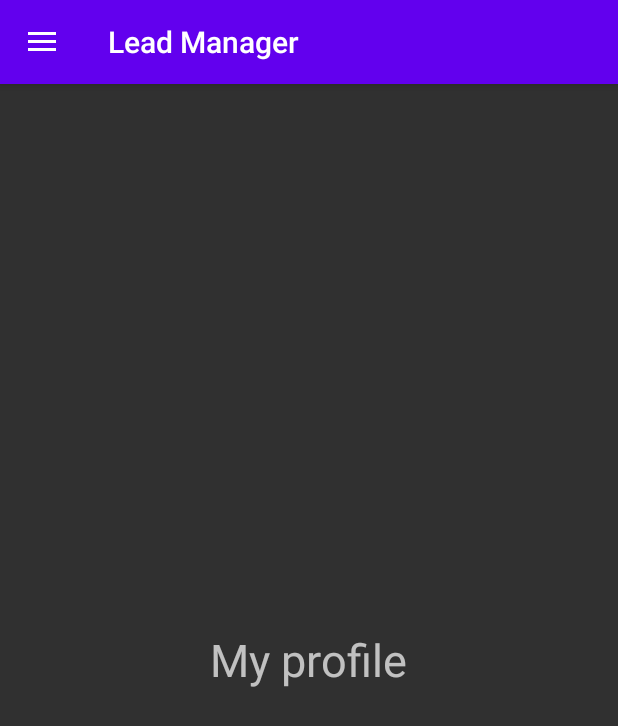
After one commit to parvathy-s/lead-manager-android, an Android app: the fragment ProfileFragment placed in its activity, on a phone screen of 412 x 824 dp. The commit adds this screen. Shown: the top 726 px of the screen. Run offline under Robolectric (Android 15) with nearby library versions, the phone set to English and light mode, and no system bars.

Commit message:
navigation bar

```diff
--- a/app/build.gradle
+++ b/app/build.gradle
@@ -30,6 +30,7 @@ android {
 dependencies {
 
     implementation 'androidx.appcompat:appcompat:1.4.1'
+    implementation 'com.google.android.material:material:1.3.0-alpha03'
     implementation 'com.google.android.material:material:1.5.0'
     implementation 'androidx.constraintlayout:constraintlayout:2.1.3'
     testImplementation 'junit:junit:4.+'
--- a/app/src/main/AndroidManifest.xml
+++ b/app/src/main/AndroidManifest.xml
@@ -13,7 +13,8 @@
         android:theme="@style/Theme.LeadManager">
         <activity
             android:name=".Home"
-            android:exported="false" />
+            android:exported="false"
+            android:theme="@style/Theme.AppCompat.NoActionBar"/>
         <activity
             android:name=".MainActivity"
             android:exported="true"
--- a/app/src/main/java/com/example/leadmanager/Home.java
+++ b/app/src/main/java/com/example/leadmanager/Home.java
@@ -1,25 +1,70 @@
 package com.example.leadmanager;
 
+import androidx.annotation.NonNull;
+import androidx.appcompat.app.ActionBarDrawerToggle;
 import androidx.appcompat.app.AppCompatActivity;
+import androidx.appcompat.widget.Toolbar;
+import androidx.core.view.GravityCompat;
+import androidx.drawerlayout.widget.DrawerLayout;
 
 import android.content.Intent;
 import android.os.Bundle;
+import android.view.MenuItem;
 import android.view.View;
 import android.widget.TextView;
 
-public class Home extends AppCompatActivity {
+import com.google.android.material.navigation.NavigationView;
 
+public class Home extends AppCompatActivity implements NavigationView.OnNavigationItemSelectedListener {
+
+    private DrawerLayout drawer;
     @Override
     protected void onCreate(Bundle savedInstanceState) {
         super.onCreate(savedInstanceState);
         setContentView(R.layout.activity_home);
-        TextView usr = (TextView) findViewById(R.id.usr);
-        SessionManagement sessionManagement = new SessionManagement(Home.this);
-        String isLoggedIn = sessionManagement.getSession();
-        usr.setText(isLoggedIn);
+        Toolbar toolbar=findViewById(R.id.toolBar);
+        setSupportActionBar(toolbar);
+
+        drawer= findViewById(R.id.drawer_layout);
+        NavigationView navigationView= findViewById(R.id.nav_view);
+        navigationView.setNavigationItemSelectedListener(this);
+
+        ActionBarDrawerToggle toggle = new ActionBarDrawerToggle(this, drawer, toolbar, R.string.nav_open, R.string.nav_close);
+        drawer.addDrawerListener(toggle);
+        toggle.syncState();
+//        TextView usr = (TextView) findViewById(R.id.usr);
+//        SessionManagement sessionManagement = new SessionManagement(Home.this);
+//        String isLoggedIn = sessionManagement.getSession();
+//        usr.setText(isLoggedIn);
     }
 
-    public void onLogout(View view) {
+    @Override
+    public boolean onNavigationItemSelected(@NonNull MenuItem item) {
+        switch (item.getItemId()){
+            case R.id.nav_profile:
+                getSupportFragmentManager().beginTransaction().replace(R.id.fragment_container,
+                        new ProfileFragment()).commit();
+                break;
+            case R.id.nav_logout:
+                onLogout();
+                break;
+        }
+        drawer.closeDrawer(GravityCompat.START);
+        return true;
+    }
+
+    @Override
+    public void onBackPressed() {
+        if(drawer.isDrawerOpen(GravityCompat.START)){
+            drawer.closeDrawer(GravityCompat.START);
+        }
+        else{
+            super.onBackPressed();
+        }
+
+    }
+
+    private void onLogout() {
         SessionManagement sessionManagement= new SessionManagement(Home.this);
         sessionManagement.removeSession();
         openLogin();
--- /dev/null
+++ b/app/src/main/java/com/example/leadmanager/ProfileFragment.java
@@ -0,0 +1,19 @@
+package com.example.leadmanager;
+
+import android.os.Bundle;
+import android.view.LayoutInflater;
+import android.view.View;
+import android.view.ViewGroup;
+import android.widget.TextView;
+
+import androidx.annotation.NonNull;
+import androidx.annotation.Nullable;
+import androidx.fragment.app.Fragment;
+
+public class ProfileFragment extends Fragment {
+    @Nullable
+    @Override
+    public View onCreateView(@NonNull LayoutInflater inflater, @Nullable ViewGroup container, @Nullable Bundle savedInstanceState) {
+        return inflater.inflate(R.layout.fragment_profile,container,false);
+    }
+}
--- /dev/null
+++ b/app/src/main/res/drawable/logout.xml
@@ -0,0 +1,10 @@
+<vector xmlns:android="http://schemas.android.com/apk/res/android"
+    android:width="24dp"
+    android:height="24dp"
+    android:viewportWidth="24"
+    android:viewportHeight="24"
+    android:tint="?attr/colorControlNormal">
+  <path
+      android:fillColor="@android:color/white"
+      android:pathData="M13,3h-2v10h2L13,3zM17.83,5.17l-1.42,1.42C17.99,7.86 19,9.81 19,12c0,3.87 -3.13,7 -7,7s-7,-3.13 -7,-7c0,-2.19 1.01,-4.14 2.58,-5.42L6.17,5.17C4.23,6.82 3,9.26 3,12c0,4.97 4.03,9 9,9s9,-4.03 9,-9c0,-2.74 -1.23,-5.18 -3.17,-6.83z"/>
+</vector>
--- /dev/null
+++ b/app/src/main/res/drawable/profile.xml
@@ -0,0 +1,10 @@
+<vector xmlns:android="http://schemas.android.com/apk/res/android"
+    android:width="24dp"
+    android:height="24dp"
+    android:viewportWidth="24"
+    android:viewportHeight="24"
+    android:tint="?attr/colorControlNormal">
+  <path
+      android:fillColor="@android:color/white"
+      android:pathData="M12,12c2.21,0 4,-1.79 4,-4s-1.79,-4 -4,-4 -4,1.79 -4,4 1.79,4 4,4zM12,14c-2.67,0 -8,1.34 -8,4v2h16v-2c0,-2.66 -5.33,-4 -8,-4z"/>
+</vector>
--- a/app/src/main/res/layout/activity_home.xml
+++ b/app/src/main/res/layout/activity_home.xml
@@ -1,33 +1,42 @@
 <?xml version="1.0" encoding="utf-8"?>
-<androidx.constraintlayout.widget.ConstraintLayout xmlns:android="http://schemas.android.com/apk/res/android"
+<androidx.drawerlayout.widget.DrawerLayout xmlns:android="http://schemas.android.com/apk/res/android"
     xmlns:app="http://schemas.android.com/apk/res-auto"
     xmlns:tools="http://schemas.android.com/tools"
     android:layout_width="match_parent"
     android:layout_height="match_parent"
-    tools:context=".Home">
+    android:id="@+id/drawer_layout"
+    android:fitsSystemWindows="true"
+    tools:context=".Home"
+    tools:openDrawer="start">
 
-    <TextView
-        android:id="@+id/usr"
+    <LinearLayout
+        android:layout_width="match_parent"
+        android:layout_height="match_parent"
+        android:orientation="vertical">
+
+        <androidx.appcompat.widget.Toolbar
+            android:layout_width="match_parent"
+            android:layout_height="?attr/actionBarSize"
+            android:background="@color/design_default_color_primary"
+            android:id="@+id/toolBar"
+            android:theme="@style/ThemeOverlay.AppCompat.Dark.ActionBar"
+            app:popupTheme="@style/ThemeOverlay.AppCompat.Light"
+            android:elevation="4dp"/>
+
+        <FrameLayout
+            android:id="@+id/fragment_container"
+            android:layout_width="match_parent"
+            android:layout_height="match_parent"/>
+
+    </LinearLayout>
+
+    <com.google.android.material.navigation.NavigationView
         android:layout_width="wrap_content"
-        android:layout_height="wrap_content"
-        android:text="User"
-        app:layout_constraintBottom_toBottomOf="parent"
-        app:layout_constraintEnd_toEndOf="parent"
-        app:layout_constraintStart_toStartOf="parent"
-        app:layout_constraintTop_toTopOf="parent"
-        app:layout_constraintVertical_bias="0.476" />
+        android:layout_height="match_parent"
+        android:layout_gravity="start"
+        android:id="@+id/nav_view"
+        app:headerLayout="@layout/nav_header"
+        app:menu="@menu/drawer_menu"
+        />
 
-    <Button
-        android:id="@+id/logout"
-        android:layout_width="wrap_content"
-        android:layout_height="wrap_content"
-        android:text="Logout"
-        android:onClick="onLogout"
-        app:layout_constraintBottom_toBottomOf="parent"
-        app:layout_constraintEnd_toEndOf="parent"
-        app:layout_constraintHorizontal_bias="0.498"
-        app:layout_constraintStart_toStartOf="parent"
-        app:layout_constraintTop_toBottomOf="@+id/usr"
-        app:layout_constraintVertical_bias="0.193" />
-
-</androidx.constraintlayout.widget.ConstraintLayout>
+</androidx.drawerlayout.widget.DrawerLayout>
--- /dev/null
+++ b/app/src/main/res/layout/fragment_profile.xml
@@ -0,0 +1,14 @@
+<?xml version="1.0" encoding="utf-8"?>
+<RelativeLayout xmlns:android="http://schemas.android.com/apk/res/android"
+    android:layout_width="match_parent"
+    android:layout_height="match_parent">
+
+    <TextView
+        android:id="@+id/txt"
+        android:layout_width="wrap_content"
+        android:layout_height="wrap_content"
+        android:text="My profile"
+        android:textSize="30sp"
+        android:layout_centerInParent="true"/>
+
+</RelativeLayout>
--- /dev/null
+++ b/app/src/main/res/menu/drawer_menu.xml
@@ -0,0 +1,13 @@
+<?xml version="1.0" encoding="utf-8"?>
+<menu xmlns:android="http://schemas.android.com/apk/res/android"
+    xmlns:tools="http://schemas.android.com/tools"
+    tools:showIn="navigation_view">
+    <group android:checkableBehavior="single">
+        <item android:id="@+id/nav_profile"
+            android:icon="@drawable/profile"
+            android:title="My Profile"/>
+        <item android:id="@+id/nav_logout"
+            android:icon="@drawable/logout"
+            android:title="Logout"/>
+    </group>
+</menu>
--- a/app/src/main/res/values/strings.xml
+++ b/app/src/main/res/values/strings.xml
@@ -1,3 +1,5 @@
 <resources>
     <string name="app_name">Lead Manager</string>
+    <string name="nav_open">Open navigation drawer</string>
+    <string name="nav_close">Close navigation drawer</string>
 </resources>
--- a/app/src/main/res/values/themes.xml
+++ b/app/src/main/res/values/themes.xml
@@ -16,7 +16,11 @@
     <style name="Theme.AppCompat.Light.NoActionBar.FullScreen" parent="@style/Theme.AppCompat.Light.NoActionBar">
         <item name="android:windowNoTitle">true</item>
         <item name="android:windowActionBar">false</item>
-
         <item name="android:windowContentOverlay">@null</item>
     </style>
+    <style name="Theme.AppCompat.NoActionBar" parent="@style/Theme.AppCompat.Light.NoActionBar">
+        <item name="windowActionBar">false</item>
+        <item name="windowNoTitle">true</item>
+        <item name="android:statusBarColor">@android:color/transparent</item>
+    </style>
 </resources>
```
Also changed, not shown: app/src/main/res/layout/login.xml (deleted, +0 -59 lines), app/src/main/res/layout/nav_header.xml (added, +17 -0 lines), app/src/main/res/drawable-v24/logo.png (added).
